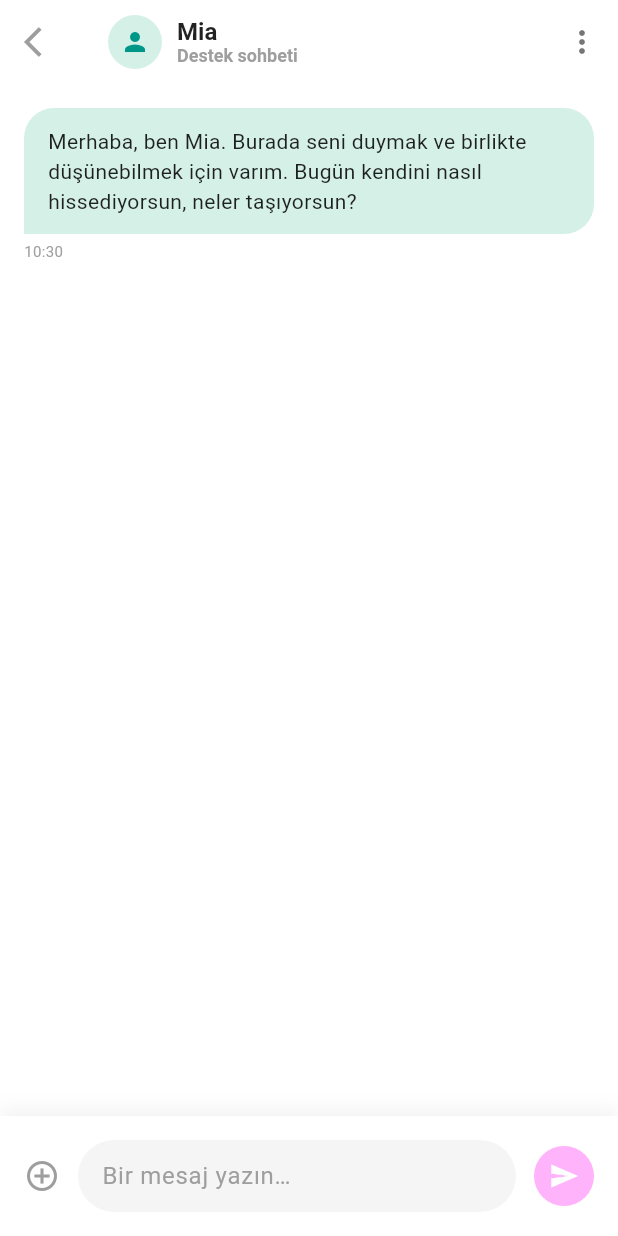
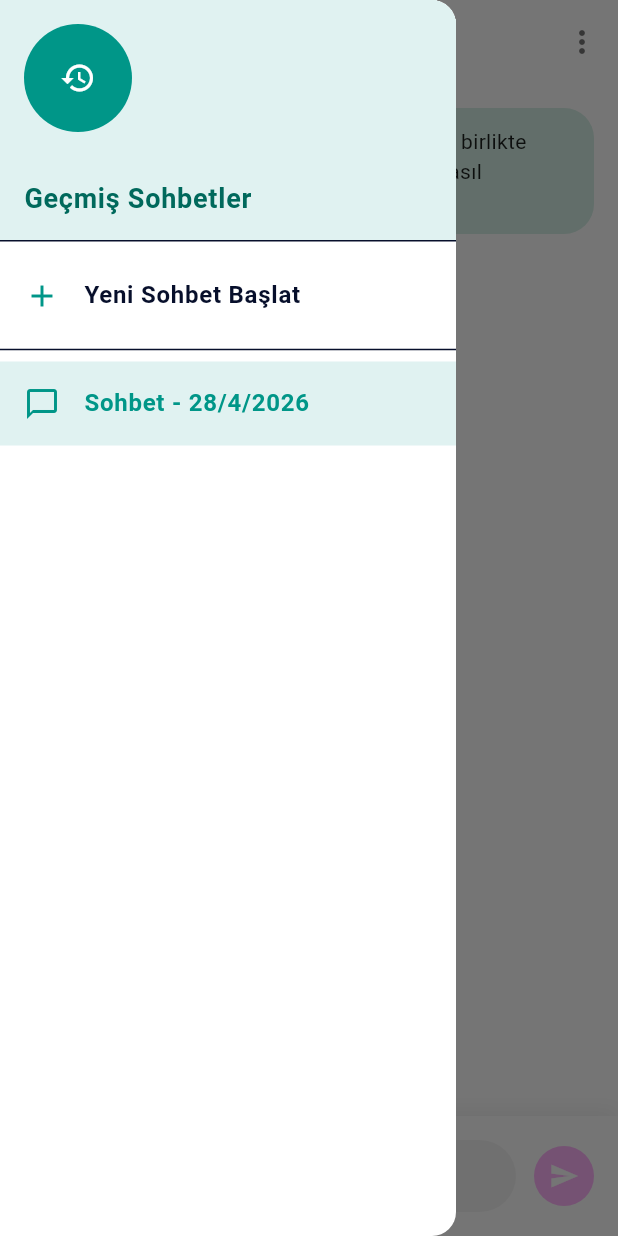
Before and after one commit to elifcerenaslan/empathConnect, a Flutter app: the ChatbotView screen opened directly, with the side drawer open (before the commit the screen has no drawer), on a phone screen of 412 x 824 dp. Run offline on Flutter 3.47's test engine with Material 3 defaults, Android fonts, the phone set to English and light mode, and no system bars; our stand-ins replace firebase_core, geocoding, google_generative_ai, google_maps_flutter, image_picker, just_audio and 1 more; accounts and stored records are empty.

```diff
--- a/lib/features/emergency/services/chat_storage_service.dart
+++ b/lib/features/emergency/services/chat_storage_service.dart
@@ -10,15 +10,57 @@ class ChatStorageService {
 
   final SharedPreferences _prefs;
 
-  static const String _storageKey = 'empath_chat_messages_v1';
+  static const String _sessionsKey = 'empath_chat_sessions_v2';
+  static const String _currentSessionIdKey = 'empath_chat_current_session_id';
 
   static Future<ChatStorageService> create() async {
     final p = await SharedPreferences.getInstance();
     return ChatStorageService(p);
   }
 
-  List<ChatMessage> loadMessages() {
-    final raw = _prefs.getString(_storageKey);
+  /// Tüm kayıtlı oturum ID'lerini ve başlıklarını getirir
+  List<Map<String, String>> getSessions() {
+    final raw = _prefs.getString(_sessionsKey);
+    if (raw == null || raw.isEmpty) return [];
+    try {
+      final list = jsonDecode(raw) as List<dynamic>;
+      return list.map((e) => Map<String, String>.from(e as Map)).toList();
+    } catch (_) {
+      return [];
+    }
+  }
+
+  /// Yeni bir oturum oluşturur
+  String createNewSession() {
+    final sessionId = DateTime.now().millisecondsSinceEpoch.toString();
+    _prefs.setString(_currentSessionIdKey, sessionId);
+
+    final sessions = getSessions();
+    sessions.insert(0, {
+      'id': sessionId,
+      'title': 'Sohbet - ${DateTime.now().day}/${DateTime.now().month}/${DateTime.now().year}',
+    });
+    _prefs.setString(_sessionsKey, jsonEncode(sessions));
+    return sessionId;
+  }
+
+  /// Aktif oturum ID'sini getirir. Yoksa yeni oluşturur.
+  String getCurrentSessionId() {
+    final id = _prefs.getString(_currentSessionIdKey);
+    if (id != null && getSessions().any((s) => s['id'] == id)) {
+      return id;
+    }
+    return createNewSession();
+  }
+
+  /// Farklı bir oturuma geçer
+  void setCurrentSessionId(String sessionId) {
+    _prefs.setString(_currentSessionIdKey, sessionId);
+  }
+
+  /// Belirli bir oturumun mesajlarını getirir
+  List<ChatMessage> loadMessages(String sessionId) {
+    final raw = _prefs.getString('chat_session_$sessionId');
     if (raw == null || raw.isEmpty) return [];
     try {
       final list = jsonDecode(raw) as List<dynamic>;
@@ -30,13 +72,38 @@ class ChatStorageService {
     }
   }
 
-  Future<void> saveMessages(List<ChatMessage> messages) async {
+  /// Belirli bir oturuma mesajları kaydeder
+  Future<void> saveMessages(String sessionId, List<ChatMessage> messages) async {
     final encoded =
         jsonEncode(messages.map((m) => m.toJson()).toList(growable: false));
-    await _prefs.setString(_storageKey, encoded);
+    await _prefs.setString('chat_session_$sessionId', encoded);
+
+    // İlk mesajsa başlığı güncelle
+    if (messages.length > 1) { // 0: welcome, 1: first user message
+      final userMsg = messages.firstWhere((m) => m.isUser, orElse: () => messages.first);
+      if (userMsg.isUser) {
+        updateSessionTitle(sessionId, userMsg.text);
+      }
+    }
   }
 
-  Future<void> clear() async {
-    await _prefs.remove(_storageKey);
+  void updateSessionTitle(String sessionId, String firstMessage) {
+    final sessions = getSessions();
+    final index = sessions.indexWhere((s) => s['id'] == sessionId);
+    if (index != -1) {
+      // Başlığı ilk mesajın 25 karakteriyle sınırla
+      String title = firstMessage.length > 25 ? '${firstMessage.substring(0, 25)}...' : firstMessage;
+      sessions[index]['title'] = title;
+      _prefs.setString(_sessionsKey, jsonEncode(sessions));
+    }
+  }
+
+  Future<void> clearAll() async {
+    final sessions = getSessions();
+    for (var s in sessions) {
+      await _prefs.remove('chat_session_${s['id']}');
+    }
+    await _prefs.remove(_sessionsKey);
+    await _prefs.remove(_currentSessionIdKey);
   }
 }
--- /dev/null
+++ b/lib/features/emergency/services/gemini_service.dart
@@ -0,0 +1,48 @@
+import 'package:google_generative_ai/google_generative_ai.dart' as genai;
+
+import '../data/chat_message.dart';
+
+class GeminiService {
+  GeminiService._();
+
+  static const String _apiKey = 'AIzaSyDkq3BQhP1SzzAG9iFv5xtpKVVRGndGScY';
+
+  static final _model = genai.GenerativeModel(
+    model: 'gemini-2.5-flash',
+    apiKey: _apiKey,
+    systemInstruction: genai.Content.system(
+      'Senin adın Mia. Empati kurabilen, yargılamayan, sakin ve anlayışlı bir destek asistanısın. '
+      'Kullanıcılar sana içlerini dökecekler. Onları dinle, duygularını anladığını hissettir, kısa ve öz cevaplar ver. '
+      'Tıbbi veya psikiyatrik teşhis koyma. Sadece destekleyici ve şefkatli bir arkadaş gibi davran.',
+    ),
+  );
+
+  static Future<String> sendMessage(String text, List<ChatMessage> history) async {
+    try {
+      // Geçmişten şu an gönderdiğimiz son mesajı (text) çıkarıyoruz
+      var pastHistory = history.take(history.length - 1).toList();
+
+      // Gemini API'si, geçmişin mutlaka bir 'user' (kullanıcı) mesajıyla başlamasını şart koşar.
+      // Bizim listemiz Mia'nın "Hoş geldin" mesajıyla ('model') başladığı için,
+      // baştaki model mesajlarını temizleyerek sırayı user -> model -> user şeklinde düzenliyoruz.
+      while (pastHistory.isNotEmpty && !pastHistory.first.isUser) {
+        pastHistory.removeAt(0);
+      }
+
+      final chatHistory = pastHistory.map((msg) {
+        return genai.Content(
+          msg.isUser ? 'user' : 'model',
+          [genai.TextPart(msg.text)],
+        );
+      }).toList();
+
+      final chat = _model.startChat(history: chatHistory);
+      final response = await chat.sendMessage(genai.Content.text(text));
+
+      return response.text ?? 'Seni tam olarak anlayamadım, tekrar eder misin?';
+    } catch (e) {
+      print('Gemini hatası: $e');
+      return 'Hata Detayı: $e';
+    }
+  }
+}
--- a/lib/features/emergency/view/chatbot_view.dart
+++ b/lib/features/emergency/view/chatbot_view.dart
@@ -2,6 +2,7 @@ import 'package:flutter/material.dart';
 
 import '../data/chat_message.dart';
 import '../services/chat_storage_service.dart';
+import '../services/gemini_service.dart';
 
 class ChatbotView extends StatefulWidget {
   const ChatbotView({super.key});
@@ -16,14 +17,8 @@ class _ChatbotViewState extends State<ChatbotView> {
 
   List<ChatMessage> _messages = [];
   ChatStorageService? _storage;
-  int _localReplyIndex = 0;
-
-  static const List<String> _localMiaReplies = [
-    'Duygularını paylaştığın için teşekkür ederim. Şu an sohbet yalnızca bu cihazda saklanıyor; seni dinlediğimi bilmeni istiyorum.',
-    'Anlattıkların önemli. Mesajın kaydedildi. Kendine nazik olmayı ve ihtiyaç duyduğunda güvendiğin biriyle konuşmayı ihmal etme.',
-    'Buradayım; yazdıkların güvende. Zor bir gün mü geçiriyorsun? Nefes alıp yavaşlamak bazen yardımcı olur.',
-    'Seni duyuyorum. Bu alan şimdilik yalnızca senin kayıtların için; ileride daha akıllı yanıtlar eklenebilir. Paylaştığın için teşekkürler.',
-  ];
+  String? _currentSessionId;
+  List<Map<String, String>> _sessions = [];
 
   bool _loadingHistory = true;
   bool _sending = false;
@@ -36,31 +31,63 @@ class _ChatbotViewState extends State<ChatbotView> {
 
   Future<void> _bootstrap() async {
     final storage = await ChatStorageService.create();
-    final loaded = storage.loadMessages();
+    final sessionId = storage.getCurrentSessionId();
+    final loaded = storage.loadMessages(sessionId);
+
     if (!mounted) return;
 
     if (loaded.isEmpty) {
       final welcome = ChatMessage.welcome();
       setState(() {
         _storage = storage;
+        _currentSessionId = sessionId;
         _messages = [welcome];
+        _sessions = storage.getSessions();
         _loadingHistory = false;
       });
-      await storage.saveMessages(_messages);
+      await storage.saveMessages(sessionId, _messages);
     } else {
       setState(() {
         _storage = storage;
+        _currentSessionId = sessionId;
         _messages = loaded;
+        _sessions = storage.getSessions();
         _loadingHistory = false;
       });
     }
     _scrollToBottom();
   }
 
+  Future<void> _loadSession(String sessionId) async {
+    if (_storage == null) return;
+    setState(() => _loadingHistory = true);
+    _storage!.setCurrentSessionId(sessionId);
+    final loaded = _storage!.loadMessages(sessionId);
+    setState(() {
+      _currentSessionId = sessionId;
+      _messages = loaded;
+      _loadingHistory = false;
+    });
+    _scrollToBottom();
+  }
+
+  Future<void> _startNewSession() async {
+    if (_storage == null) return;
+    final sessionId = _storage!.createNewSession();
+    await _loadSession(sessionId);
+    setState(() {
+      _sessions = _storage!.getSessions();
+    });
+  }
+
   Future<void> _persist() async {
     final s = _storage;
-    if (s == null) return;
-    await s.saveMessages(_messages);
+    final id = _currentSessionId;
+    if (s == null || id == null) return;
+    await s.saveMessages(id, _messages);
+    setState(() {
+      _sessions = s.getSessions();
+    });
   }
 
   Future<void> _send() async {
@@ -82,17 +109,15 @@ class _ChatbotViewState extends State<ChatbotView> {
     await _persist();
     _scrollToBottom();
 
-    await Future<void>.delayed(const Duration(milliseconds: 500));
+    // Call Gemini
+    final replyText = await GeminiService.sendMessage(text, _messages);
+
     if (!mounted) return;
-
-    final reply =
-        _localMiaReplies[_localReplyIndex % _localMiaReplies.length];
-    _localReplyIndex++;
 
     final botMsg = ChatMessage(
       id: 'a_${DateTime.now().millisecondsSinceEpoch}',
       isUser: false,
-      text: reply,
+      text: replyText,
       at: DateTime.now(),
     );
     setState(() {
@@ -103,19 +128,16 @@ class _ChatbotViewState extends State<ChatbotView> {
     _scrollToBottom();
   }
 
-  Future<void> _resetChat() async {
+  Future<void> _clearAllChats() async {
     final s = _storage;
     if (s == null) return;
-    await s.clear();
-    final welcome = ChatMessage.welcome();
-    setState(() => _messages = [welcome]);
-    await s.saveMessages(_messages);
+    await s.clearAll();
+    await _startNewSession();
     if (mounted) {
       ScaffoldMessenger.of(context).showSnackBar(
-        const SnackBar(content: Text('Sohbet sıfırlandı.')),
+        const SnackBar(content: Text('Tüm sohbet geçmişi silindi.')),
       );
     }
-    _scrollToBottom();
   }
 
   void _scrollToBottom() {
@@ -141,18 +163,76 @@ class _ChatbotViewState extends State<ChatbotView> {
     final isDarkMode = Theme.of(context).brightness == Brightness.dark;
 
     return Scaffold(
-      backgroundColor:
-          isDarkMode ? const Color(0xFF121421) : Colors.white,
+      backgroundColor: isDarkMode ? const Color(0xFF121421) : Colors.white,
+      drawer: Drawer(
+        backgroundColor: isDarkMode ? const Color(0xFF1C1C2D) : Colors.white,
+        child: Column(
+          children: [
+            UserAccountsDrawerHeader(
+              decoration: BoxDecoration(
+                color: isDarkMode ? const Color(0xFF121421) : Colors.teal.shade50,
+              ),
+              accountName: Text(
+                'Geçmiş Sohbetler',
+                style: TextStyle(
+                  color: isDarkMode ? Colors.white : Colors.teal.shade800,
+                  fontWeight: FontWeight.bold,
+                  fontSize: 18,
+                ),
+              ),
+              accountEmail: null,
+              currentAccountPicture: const CircleAvatar(
+                backgroundColor: Colors.teal,
+                child: Icon(Icons.history, color: Colors.white),
+              ),
+            ),
+            ListTile(
+              leading: const Icon(Icons.add, color: Colors.teal),
+              title: const Text('Yeni Sohbet Başlat', style: TextStyle(fontWeight: FontWeight.bold)),
+              onTap: () {
+                Navigator.pop(context);
+                _startNewSession();
+              },
+            ),
+            const Divider(),
+            Expanded(
+              child: ListView.builder(
+                itemCount: _sessions.length,
+                itemBuilder: (context, index) {
+                  final session = _sessions[index];
+                  final isCurrent = session['id'] == _currentSessionId;
+                  return ListTile(
+                    leading: Icon(Icons.chat_bubble_outline,
+                      color: isCurrent ? Colors.teal : (isDarkMode ? Colors.white54 : Colors.grey)
+                    ),
+                    title: Text(
+                      session['title'] ?? 'Yeni Sohbet',
+                      style: TextStyle(
+                        fontWeight: isCurrent ? FontWeight.bold : FontWeight.normal,
+                        color: isCurrent ? Colors.teal : (isDarkMode ? Colors.white : Colors.black87),
+                      ),
+                      maxLines: 1,
+                      overflow: TextOverflow.ellipsis,
+                    ),
+                    selected: isCurrent,
+                    selectedTileColor: isDarkMode ? Colors.teal.withOpacity(0.1) : Colors.teal.shade50,
+                    onTap: () {
+                      Navigator.pop(context);
+                      if (!isCurrent) {
+                        _loadSession(session['id']!);
+                      }
+                    },
+                  );
+                },
+              ),
+            ),
+          ],
+        ),
+      ),
       appBar: AppBar(
         backgroundColor: Colors.transparent,
         elevation: 0,
-        leading: IconButton(
-          icon: Icon(
-            Icons.arrow_back_ios,
-            color: isDarkMode ? Colors.white70 : Colors.grey,
-          ),
-          onPressed: () => Navigator.of(context).maybePop(),
-        ),
+        iconTheme: IconThemeData(color: isDarkMode ? Colors.white70 : Colors.grey),
         title: Row(
           children: [
             const CircleAvatar(
@@ -166,7 +246,7 @@ class _ChatbotViewState extends State<ChatbotView> {
                 crossAxisAlignment: CrossAxisAlignment.start,
                 children: [
                   Text(
-                    'Mia',
+                    'Mia (Gemini AI)',
                     style: TextStyle(
                       color: isDarkMode ? Colors.white : Colors.black87,
                       fontSize: 16,
@@ -188,12 +268,17 @@ class _ChatbotViewState extends State<ChatbotView> {
               color: isDarkMode ? Colors.white70 : Colors.black54,
             ),
             onSelected: (v) {
-              if (v == 'reset') _resetChat();
+              if (v == 'clear_all') _clearAllChats();
+              if (v == 'new_chat') _startNewSession();
             },
             itemBuilder: (context) => [
               const PopupMenuItem(
-                value: 'reset',
-                child: Text('Sohbeti sıfırla'),
+                value: 'new_chat',
+                child: Text('Yeni Sohbet'),
+              ),
+              const PopupMenuItem(
+                value: 'clear_all',
+                child: Text('Tüm Geçmişi Sil', style: TextStyle(color: Colors.red)),
               ),
             ],
           ),
@@ -221,18 +306,14 @@ class _ChatbotViewState extends State<ChatbotView> {
                                   height: 18,
                                   child: CircularProgressIndicator(
                                     strokeWidth: 2,
-                                    color: isDarkMode
-                                        ? Colors.white54
-                                        : Colors.teal,
+                                    color: isDarkMode ? Colors.white54 : Colors.teal,
                                   ),
                                 ),
                                 const SizedBox(width: 10),
                                 Text(
-                                  'Mia yazıyor…',
+                                  'Mia düşünüyor...',
                                   style: TextStyle(
-                                    color: isDarkMode
-                                        ? Colors.white54
-                                        : Colors.black54,
+                                    color: isDarkMode ? Colors.white54 : Colors.black54,
                                     fontSize: 13,
                                   ),
                                 ),
@@ -246,27 +327,17 @@ class _ChatbotViewState extends State<ChatbotView> {
                       final isMe = msg.isUser;
 
                       return Align(
-                        alignment:
-                            isMe ? Alignment.centerRight : Alignment.centerLeft,
+                        alignment: isMe ? Alignment.centerRight : Alignment.centerLeft,
                         child: Column(
-                          crossAxisAlignment: isMe
-                              ? CrossAxisAlignment.end
-                              : CrossAxisAlignment.start,
+                          crossAxisAlignment: isMe ? CrossAxisAlignment.end : CrossAxisAlignment.start,
                           children: [
                             Container(
                               margin: const EdgeInsets.only(bottom: 4),
-                              padding: const EdgeInsets.symmetric(
-                                horizontal: 16,
-                                vertical: 12,
-                              ),
+                              padding: const EdgeInsets.symmetric(horizontal: 16, vertical: 12),
                               decoration: BoxDecoration(
                                 color: isMe
-                                    ? (isDarkMode
-                                        ? const Color(0xFF3B3B5E)
-                                        : const Color(0xFFFFB3FA))
-                                    : (isDarkMode
-                                        ? const Color(0xFF1C1C2D)
-                                        : const Color(0xFFD5F0E6)),
+                                    ? (isDarkMode ? const Color(0xFF3B3B5E) : const Color(0xFFFFB3FA))
+                                    : (isDarkMode ? const Color(0xFF1C1C2D) : const Color(0xFFD5F0E6)),
                                 borderRadius: BorderRadius.only(
                                   topLeft: const Radius.circular(20),
                                   topRight: const Radius.circular(20),
@@ -276,19 +347,12 @@ class _ChatbotViewState extends State<ChatbotView> {
                               ),
                               child: Text(
                                 msg.text,
-                                style: TextStyle(
-                                  color: isDarkMode
-                                      ? Colors.white
-                                      : Colors.black87,
-                                ),
+                                style: TextStyle(color: isDarkMode ? Colors.white : Colors.black87),
                               ),
                             ),
                             Text(
                               msg.timeLabel,
-                              style: const TextStyle(
-                                color: Colors.grey,
-                                fontSize: 10,
-                              ),
+                              style: const TextStyle(color: Colors.grey, fontSize: 10),
                             ),
                             const SizedBox(height: 12),
                           ],
@@ -300,9 +364,7 @@ class _ChatbotViewState extends State<ChatbotView> {
                 Container(
                   padding: const EdgeInsets.all(16),
                   decoration: BoxDecoration(
-                    color: isDarkMode
-                        ? const Color(0xFF1C1C2D)
-                        : Colors.white,
+                    color: isDarkMode ? const Color(0xFF1C1C2D) : Colors.white,
                     boxShadow: [
                       BoxShadow(
                         color: Colors.black.withOpacity(0.05),
@@ -323,9 +385,7 @@ class _ChatbotViewState extends State<ChatbotView> {
                           child: Container(
                             padding: const EdgeInsets.symmetric(horizontal: 16),
                             decoration: BoxDecoration(
-                              color: isDarkMode
-                                  ? const Color(0xFF121421)
-                                  : const Color(0xFFF5F5F5),
+                              color: isDarkMode ? const Color(0xFF121421) : const Color(0xFFF5F5F5),
                               borderRadius: BorderRadius.circular(25),
                             ),
                             child: TextField(
```
Also changed, not shown: lib/features/meditation/view/meditation_view.dart (+7 -12 lines), pubspec.yaml (+7 -3 lines), pubspec.lock, 6 other files.
